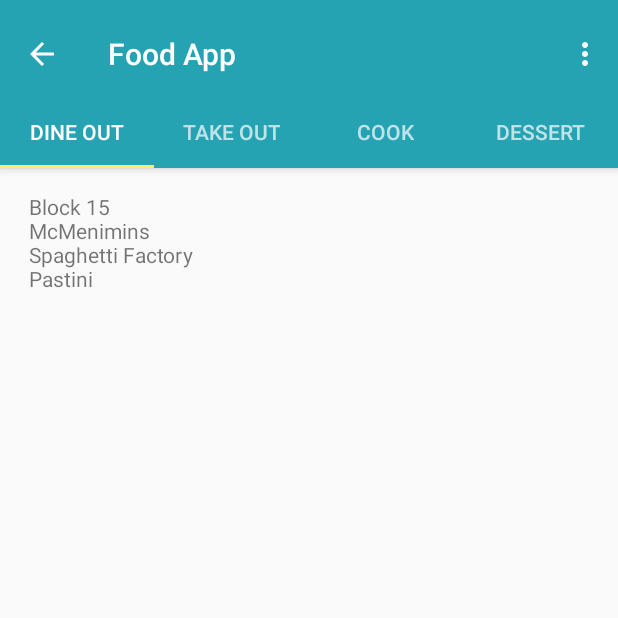
After one commit to jeffreykat/FoodApp_Android, an Android app: the FoodListActivity screen opened directly, with no data from a screen before it, on a phone screen of 412 x 824 dp, the top half of it. The commit adds this screen. Run offline under Robolectric (Android 15) with nearby library versions, the phone set to English and light mode, and no system bars.

Commit message:
Added List Activity and Add Dialogue

```diff
--- /dev/null
+++ b/app/src/main/assets/foods.json
@@ -0,0 +1,6 @@
+{
+  "dine" : ["Block 15", "McMenimins", "Spaghetti Factory", "Pastini"],
+  "take" : ["Panera", "Subway", "Chipolte", "Panda", "Zoup", "Qdoba"],
+  "cook" : ["Spaghetti", "Sandwich", "Pizza", "Quesadilla", "French Toast"],
+  "dessert" : ["Cookies", "Pie", "Cake", "Ice Cream", "Chocolate Strawberries", "Gelato"]
+}
--- /dev/null
+++ b/app/src/main/java/com/example/katherine/foodapp/FoodListActivity.java
@@ -0,0 +1,297 @@
+package com.example.katherine.foodapp;
+
+import android.content.res.AssetManager;
+import android.support.design.widget.TabLayout;
+import android.support.design.widget.FloatingActionButton;
+import android.support.design.widget.Snackbar;
+import android.support.v7.app.AppCompatActivity;
+import android.support.v7.widget.Toolbar;
+
+import android.support.v4.app.Fragment;
+import android.support.v4.app.FragmentManager;
+import android.support.v4.app.FragmentPagerAdapter;
+import android.support.v4.view.ViewPager;
+import android.os.Bundle;
+import android.util.Log;
+import android.view.LayoutInflater;
+import android.view.Menu;
+import android.view.MenuItem;
+import android.view.View;
+import android.view.ViewGroup;
+
+import android.widget.TextView;
+
+import org.json.JSONArray;
+import org.json.JSONException;
+import org.json.JSONObject;
+
+import java.io.BufferedReader;
+import java.io.File;
+import java.io.FileInputStream;
+import java.io.FileOutputStream;
+import java.io.IOException;
+import java.io.InputStream;
+import java.io.InputStreamReader;
+import java.io.OutputStream;
+
+public class FoodListActivity extends AppCompatActivity {
+
+    /**
+     * The {@link android.support.v4.view.PagerAdapter} that will provide
+     * fragments for each of the sections. We use a
+     * {@link FragmentPagerAdapter} derivative, which will keep every
+     * loaded fragment in memory. If this becomes too memory intensive, it
+     * may be best to switch to a
+     * {@link android.support.v4.app.FragmentStatePagerAdapter}.
+     */
+    private SectionsPagerAdapter mSectionsPagerAdapter;
+
+    /**
+     * The {@link ViewPager} that will host the section contents.
+     */
+    private ViewPager mViewPager;
+
+    static File JSONFile;
+
+    private void copyAssets() {
+        AssetManager assetManager = getApplicationContext().getAssets();
+        String[] files = null;
+        try {files = assetManager.list("");
+        } catch (IOException e) {
+            Log.e("tag", "Failed to get asset file list.", e);}
+        if (files != null) {
+            InputStream in = null;
+            OutputStream out = null;
+            try {
+                in = assetManager.open("foods.json");
+                File outFile = new File(getExternalFilesDir(null), "foods.json");
+                out = new FileOutputStream(outFile, true);
+                copyFile(in, out);
+            } catch (IOException e) {
+                Log.e("tag", "Failed to copy asset file: " + "foods.json", e);
+            } finally {
+                if (in != null) {
+                    try {in.close();} catch (IOException e) {}
+                }
+                if (out != null) {
+                    try {out.close();} catch (IOException e) {}
+                }
+            }
+        }
+    }
+
+    private void copyFile(InputStream in, OutputStream out) throws IOException {
+        byte[] buffer = new byte[1024];
+        int read;
+        while((read = in.read(buffer)) != -1){
+            out.write(buffer, 0, read);
+        }
+    }
+
+    public static String getStringFromFile(String filePath) throws Exception {
+        File fl = new File(filePath);
+        FileInputStream fin = new FileInputStream(fl);
+        String ret = convertStreamToString(fin);
+        //Make sure you close all streams.
+        fin.close();
+        return ret;
+    }
+
+    public static String convertStreamToString(InputStream is) throws Exception {
+        BufferedReader reader = new BufferedReader(new InputStreamReader(is));
+        StringBuilder sb = new StringBuilder();
+        String line = null;
+        while ((line = reader.readLine()) != null) {
+            sb.append(line).append("\n");
+        }
+        return sb.toString();
+    }
+
+    public String loadJSON(){
+        String json = null;
+        File JSONfile = new File(getExternalFilesDir(null), "foods.json");
+        try {
+            json = getStringFromFile(JSONfile.toString());
+        } catch (Exception e) {
+            e.printStackTrace();
+        }
+        return json;
+    }
+
+    @Override
+    protected void onCreate(Bundle savedInstanceState) {
+        super.onCreate(savedInstanceState);
+        setContentView(R.layout.activity_food_list);
+
+        File delete = new File(getExternalFilesDir(null), "foods.json");
+        delete.delete();
+
+        File JSONfile = new File(getExternalFilesDir(null), "foods.json");
+        if(!JSONfile.exists()) {
+            copyAssets();
+        }
+
+        JSONFile = new File(getExternalFilesDir(null), "foods.json");
+
+        Toolbar toolbar = (Toolbar) findViewById(R.id.toolbar);
+        setSupportActionBar(toolbar);
+        getSupportActionBar().setDisplayHomeAsUpEnabled(true);
+        // Create the adapter that will return a fragment for each of the three
+        // primary sections of the activity.
+        mSectionsPagerAdapter = new SectionsPagerAdapter(getSupportFragmentManager());
+
+        // Set up the ViewPager with the sections adapter.
+        mViewPager = (ViewPager) findViewById(R.id.container);
+        mViewPager.setAdapter(mSectionsPagerAdapter);
+
+        TabLayout tabLayout = (TabLayout) findViewById(R.id.tabs);
+
+        mViewPager.addOnPageChangeListener(new TabLayout.TabLayoutOnPageChangeListener(tabLayout));
+        tabLayout.addOnTabSelectedListener(new TabLayout.ViewPagerOnTabSelectedListener(mViewPager));
+
+    }
+
+
+    @Override
+    public boolean onCreateOptionsMenu(Menu menu) {
+        // Inflate the menu; this adds items to the action bar if it is present.
+        getMenuInflater().inflate(R.menu.menu_food_list, menu);
+        return true;
+    }
+
+    @Override
+    public boolean onOptionsItemSelected(MenuItem item) {
+        // Handle action bar item clicks here. The action bar will
+        // automatically handle clicks on the Home/Up button, so long
+        // as you specify a parent activity in AndroidManifest.xml.
+        int id = item.getItemId();
+
+        //noinspection SimplifiableIfStatement
+        if (id == R.id.action_settings) {
+            return true;
+        }
+
+        return super.onOptionsItemSelected(item);
+    }
+
+    /**
+     * A placeholder fragment containing a simple view.
+     */
+    public static class PlaceholderFragment extends Fragment {
+
+        private void copyFile(InputStream in, OutputStream out) throws IOException {
+            byte[] buffer = new byte[1024];
+            int read;
+            while((read = in.read(buffer)) != -1){
+                out.write(buffer, 0, read);
+            }
+        }
+
+        public static String getStringFromFile(String filePath) throws Exception {
+            File fl = new File(filePath);
+            FileInputStream fin = new FileInputStream(fl);
+            String ret = convertStreamToString(fin);
+            //Make sure you close all streams.
+            fin.close();
+            return ret;
+        }
+
+        public static String convertStreamToString(InputStream is) throws Exception {
+            BufferedReader reader = new BufferedReader(new InputStreamReader(is));
+            StringBuilder sb = new StringBuilder();
+            String line = null;
+            while ((line = reader.readLine()) != null) {
+                sb.append(line).append("\n");
+            }
+            return sb.toString();
+        }
+
+        public String loadJSON(){
+            String json = null;
+            try {
+                json = getStringFromFile(JSONFile.toString());
+            } catch (Exception e) {
+                e.printStackTrace();
+            }
+            return json;
+        }
+
+        public String parseJSON(int section){
+            String ret = " ";
+            String type = " ";
+            if(section == 1){type = "dine";}
+            else if(section == 2){type = "take";}
+            else if(section == 3){type = "cook";}
+            else if(section == 4){type = "dessert";}
+            try {
+                JSONObject jsonMain = new JSONObject(loadJSON());
+                JSONArray arrayMain = jsonMain.getJSONArray(type);
+                if(arrayMain == null){
+                    return "No food saved";
+                }
+                for(int i = 0; i < arrayMain.length(); i++){
+                    if(!(arrayMain.getString(i).equals(""))){
+                        ret += arrayMain.getString(i) + " \n ";
+                    }
+                }
+            } catch (JSONException e) {
+                return "Error";
+            }
+            return ret;
+        }
+
+        /**
+         * The fragment argument representing the section number for this
+         * fragment.
+         */
+        private static final String ARG_SECTION_NUMBER = "section_number";
+
+        public PlaceholderFragment() {
+        }
+
+        /**
+         * Returns a new instance of this fragment for the given section
+         * number.
+         */
+        public static PlaceholderFragment newInstance(int sectionNumber) {
+            PlaceholderFragment fragment = new PlaceholderFragment();
+            Bundle args = new Bundle();
+            args.putInt(ARG_SECTION_NUMBER, sectionNumber);
+            fragment.setArguments(args);
+            return fragment;
+        }
+
+        @Override
+        public View onCreateView(LayoutInflater inflater, ViewGroup container,
+                                 Bundle savedInstanceState) {
+            View rootView = inflater.inflate(R.layout.fragment_food_list, container, false);
+            final TextView textView = (TextView) rootView.findViewById(R.id.section_label);
+            textView.setText(parseJSON(getArguments().getInt(ARG_SECTION_NUMBER)));
+            return rootView;
+        }
+    }
+
+    /**
+     * A {@link FragmentPagerAdapter} that returns a fragment corresponding to
+     * one of the sections/tabs/pages.
+     */
+    public class SectionsPagerAdapter extends FragmentPagerAdapter {
+
+        public SectionsPagerAdapter(FragmentManager fm) {
+            super(fm);
+        }
+
+        @Override
+        public Fragment getItem(int position) {
+            // getItem is called to instantiate the fragment for the given page.
+            // Return a PlaceholderFragment (defined as a static inner class below).
+            return PlaceholderFragment.newInstance(position + 1);
+        }
+
+        @Override
+        public int getCount() {
+            // Show 4 total pages.
+            return 4;
+        }
+    }
+}
--- /dev/null
+++ b/app/src/main/res/layout/activity_food_list.xml
@@ -0,0 +1,68 @@
+<?xml version="1.0" encoding="utf-8"?>
+<android.support.design.widget.CoordinatorLayout xmlns:android="http://schemas.android.com/apk/res/android"
+    xmlns:app="http://schemas.android.com/apk/res-auto"
+    xmlns:tools="http://schemas.android.com/tools"
+    android:id="@+id/main_content"
+    android:layout_width="match_parent"
+    android:layout_height="match_parent"
+    android:fitsSystemWindows="true"
+    tools:context="com.example.katherine.foodapp.FoodListActivity">
+
+    <android.support.design.widget.AppBarLayout
+        android:id="@+id/appbar"
+        android:layout_width="match_parent"
+        android:layout_height="wrap_content"
+        android:paddingTop="@dimen/appbar_padding_top"
+        android:theme="@style/AppTheme.AppBarOverlay">
+
+        <android.support.v7.widget.Toolbar
+            android:id="@+id/toolbar"
+            android:layout_width="match_parent"
+            android:layout_height="?attr/actionBarSize"
+            android:layout_weight="1"
+            android:background="?attr/colorPrimary"
+            app:layout_scrollFlags="scroll|enterAlways"
+            app:popupTheme="@style/AppTheme.PopupOverlay"
+            app:title="@string/app_name">
+
+        </android.support.v7.widget.Toolbar>
+
+        <android.support.design.widget.TabLayout
+            android:id="@+id/tabs"
+            android:layout_width="match_parent"
+            android:layout_height="wrap_content">
+
+            <android.support.design.widget.TabItem
+                android:id="@+id/tabItem"
+                android:layout_width="wrap_content"
+                android:layout_height="wrap_content"
+                android:text="@string/tab_text_1" />
+
+            <android.support.design.widget.TabItem
+                android:id="@+id/tabItem2"
+                android:layout_width="wrap_content"
+                android:layout_height="wrap_content"
+                android:text="@string/tab_text_2" />
+
+            <android.support.design.widget.TabItem
+                android:id="@+id/tabItem3"
+                android:layout_width="wrap_content"
+                android:layout_height="wrap_content"
+                android:text="@string/tab_text_3" />
+
+            <android.support.design.widget.TabItem
+                android:id="@+id/tabItem4"
+                android:layout_width="wrap_content"
+                android:layout_height="wrap_content"
+                android:text="@string/dessert"/>
+
+        </android.support.design.widget.TabLayout>
+    </android.support.design.widget.AppBarLayout>
+
+    <android.support.v4.view.ViewPager
+        android:id="@+id/container"
+        android:layout_width="match_parent"
+        android:layout_height="match_parent"
+        app:layout_behavior="@string/appbar_scrolling_view_behavior" />
+
+</android.support.design.widget.CoordinatorLayout>
--- a/app/src/main/res/layout/activity_main.xml
+++ b/app/src/main/res/layout/activity_main.xml
@@ -95,7 +95,7 @@
         app:layout_constraintTop_toBottomOf="@+id/button3" />
 
     <android.support.design.widget.FloatingActionButton
-        android:id="@+id/floatingActionButton"
+        android:id="@+id/addFoodButton"
         android:layout_width="wrap_content"
         android:layout_height="wrap_content"
         android:layout_marginBottom="10dp"
--- /dev/null
+++ b/app/src/main/res/layout/fragment_food_list.xml
@@ -0,0 +1,22 @@
+<android.support.constraint.ConstraintLayout xmlns:android="http://schemas.android.com/apk/res/android"
+    xmlns:app="http://schemas.android.com/apk/res-auto"
+    xmlns:tools="http://schemas.android.com/tools"
+    android:id="@+id/constraintLayout"
+    android:layout_width="match_parent"
+    android:layout_height="match_parent"
+    tools:context="com.example.katherine.foodapp.FoodListActivity$PlaceholderFragment">
+
+    <TextView
+        android:id="@+id/section_label"
+        android:layout_width="wrap_content"
+        android:layout_height="wrap_content"
+        android:layout_marginBottom="@dimen/activity_vertical_margin"
+        android:layout_marginEnd="@dimen/activity_horizontal_margin"
+        android:layout_marginStart="@dimen/activity_horizontal_margin"
+        android:layout_marginTop="@dimen/activity_vertical_margin"
+        app:layout_constraintLeft_toLeftOf="parent"
+        app:layout_constraintTop_toTopOf="@+id/constraintLayout"
+        tools:layout_constraintLeft_creator="1"
+        tools:layout_constraintTop_creator="1" />
+
+</android.support.constraint.ConstraintLayout>
--- /dev/null
+++ b/app/src/main/res/menu/menu_food_list.xml
@@ -0,0 +1,10 @@
+<menu xmlns:android="http://schemas.android.com/apk/res/android"
+    xmlns:app="http://schemas.android.com/apk/res-auto"
+    xmlns:tools="http://schemas.android.com/tools"
+    tools:context="com.example.katherine.foodapp.FoodListActivity">
+    <item
+        android:id="@+id/action_settings"
+        android:orderInCategory="100"
+        android:title="@string/action_settings"
+        app:showAsAction="never" />
+</menu>
--- /dev/null
+++ b/app/src/main/res/values-w820dp/dimens.xml
@@ -0,0 +1,6 @@
+<resources>
+    <!-- Example customization of dimensions originally defined in res/values/dimens.xml
+         (such as screen margins) for screens with more than 820dp of available width. This
+         would include 7" and 10" devices in landscape (~960dp and ~1280dp respectively). -->
+    <dimen name="activity_horizontal_margin">64dp</dimen>
+</resources>
--- /dev/null
+++ b/app/src/main/res/values/dimens.xml
@@ -0,0 +1,7 @@
+<resources>
+    <!-- Default screen margins, per the Android Design guidelines. -->
+    <dimen name="activity_horizontal_margin">16dp</dimen>
+    <dimen name="activity_vertical_margin">16dp</dimen>
+    <dimen name="fab_margin">16dp</dimen>
+    <dimen name="appbar_padding_top">8dp</dimen>
+</resources>
--- a/app/src/main/res/values/strings.xml
+++ b/app/src/main/res/values/strings.xml
@@ -1,7 +1,7 @@
 <resources>
     <string name="app_name">Food App</string>
     <string name="title">Select a Meal</string>
-    <string name="eat_out">Eat Out</string>
+    <string name="eat_out">Dine Out</string>
     <string-array name="eat_out_list">
         <item>Block 15</item>
         <item>McMenamins</item>
@@ -44,4 +44,11 @@
         <item>Pie</item>
         <item>Cake</item>
     </string-array>
+    <string name="title_activity_food_list">FoodListActivity</string>
+    <string name="tab_text_1">Dine Out</string>
+    <string name="tab_text_2">Take Out</string>
+    <string name="tab_text_3">Cook</string>
+    <string name="action_settings">Settings</string>
+    <string name="section_format">Hello World from section: %1$d</string>
+    <item name="tabs" type="id">tabsValues</item>
 </resources>
--- a/app/src/main/res/values/styles.xml
+++ b/app/src/main/res/values/styles.xml
@@ -8,4 +8,13 @@
         <item name="colorAccent">@color/colorAccent</item>
     </style>
 
+    <style name="AppTheme.NoActionBar">
+        <item name="windowActionBar">false</item>
+        <item name="windowNoTitle">true</item>
+    </style>
+
+    <style name="AppTheme.AppBarOverlay" parent="ThemeOverlay.AppCompat.Dark.ActionBar" />
+
+    <style name="AppTheme.PopupOverlay" parent="ThemeOverlay.AppCompat.Light" />
+
 </resources>
```
Also changed, not shown: app/src/main/AndroidManifest.xml (+7 -0 lines), app/src/main/java/com/example/katherine/foodapp/MainActivity.java (+143 -8 lines), app/src/main/res/drawable/ic_list_white_24dp.xml (added, +9 -0 lines), app/src/main/res/menu/menu_main.xml (added, +12 -0 lines).
